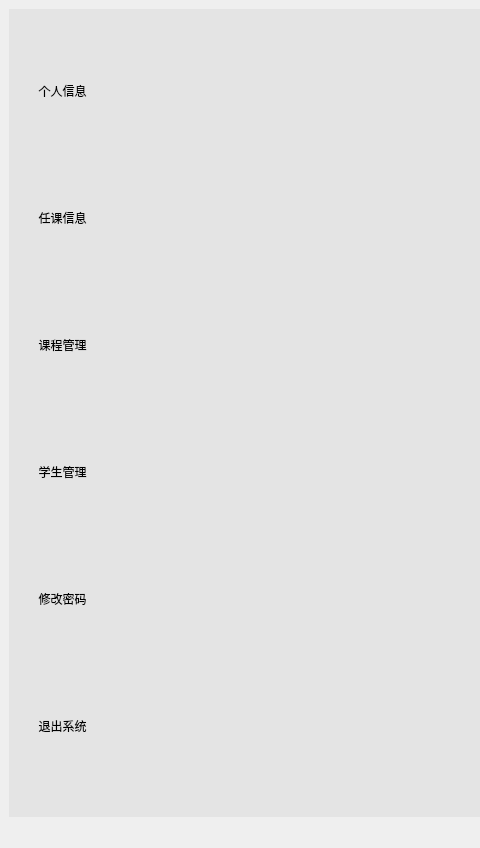
Before: the Qt Designer form t_mainwindow.ui in breadog/Course_selection_system, drawn with Qt 5; both pictures show x 0 to 480 and y 0 to 848 of the 894 by 848 pixel window.
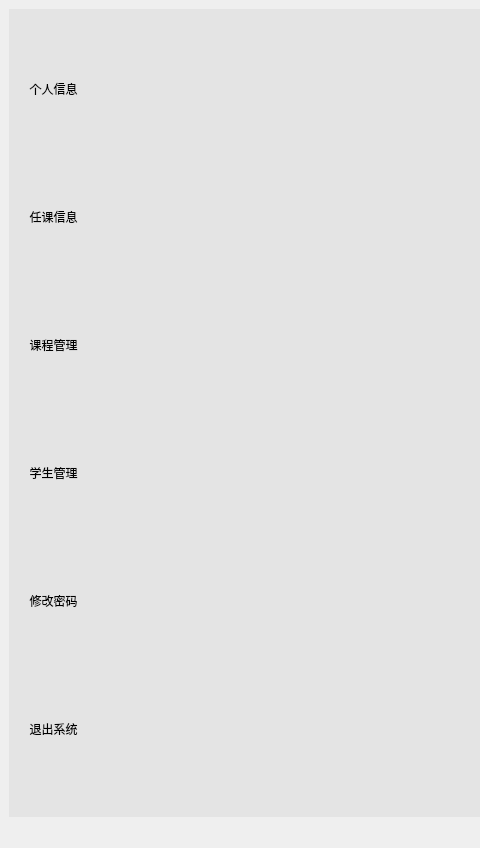
After: the same form once the commit is applied.

The edit to the form file:
```diff
--- a/t_mainwindow.ui
+++ b/t_mainwindow.ui
@@ -23,6 +23,21 @@
 }</string>
       </property>
       <layout class="QGridLayout" name="gridLayout">
+       <property name="leftMargin">
+        <number>0</number>
+       </property>
+       <property name="topMargin">
+        <number>0</number>
+       </property>
+       <property name="rightMargin">
+        <number>0</number>
+       </property>
+       <property name="bottomMargin">
+        <number>0</number>
+       </property>
+       <property name="spacing">
+        <number>0</number>
+       </property>
        <item row="1" column="0">
         <widget class="QToolButton" name="toolButton_2">
          <property name="styleSheet">
```
